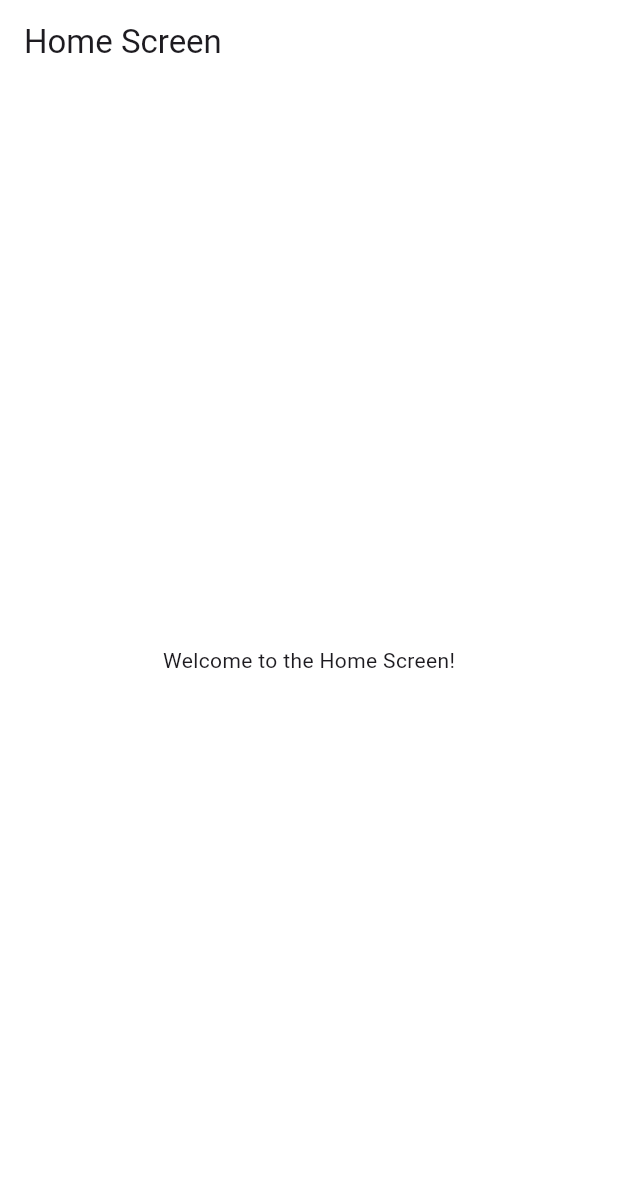
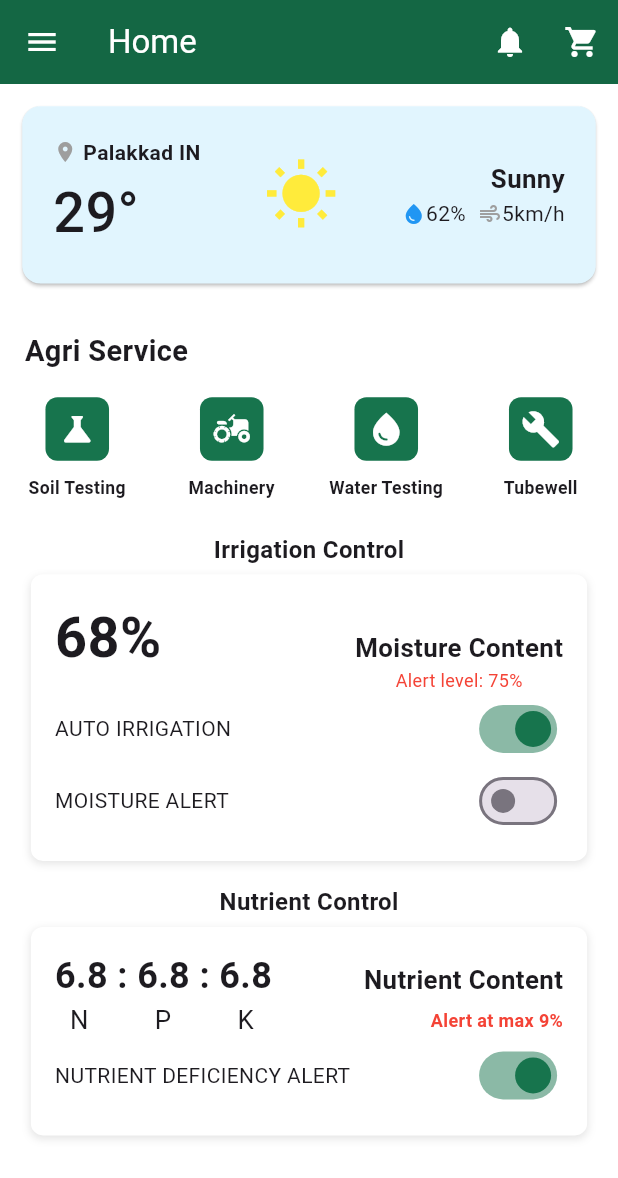
Before and after one commit to AnishHazra/Kisaan_Seva, a Flutter app: the screen it shows after launch, on a phone screen of 412 x 824 dp. Shown: the top 1178 px of the screen. Run offline on Flutter 3.47's test engine with Material 3 defaults, Android fonts, the phone set to English and light mode, and no system bars; our stand-ins replace get, google_fonts, responsive_sizer.

Commit message:
added weather, service, and control features

```diff
--- a/lib/screens/home_screen.dart
+++ b/lib/screens/home_screen.dart
@@ -1,4 +1,9 @@
 import 'package:flutter/material.dart';
+import 'package:kisaan_seva/main.dart';
+import 'package:kisaan_seva/widgets/agri_service_widget.dart';
+import 'package:kisaan_seva/widgets/farm_control_panel_widget.dart';
+import 'package:kisaan_seva/widgets/weather_widget.dart';
+import 'package:responsive_sizer/responsive_sizer.dart';
 
 class HomeScreen extends StatelessWidget {
   const HomeScreen({super.key});
@@ -7,10 +12,60 @@ class HomeScreen extends StatelessWidget {
   Widget build(BuildContext context) {
     return Scaffold(
       appBar: AppBar(
-        title: const Text('Home Screen'),
+        backgroundColor: Theme.of(context).darkGreen,
+        title: const Text(
+          'Home',
+          style: TextStyle(color: Colors.white),
+        ),
+        iconTheme: const IconThemeData(color: Colors.white),
+        actions: [
+          IconButton(
+            icon: const Icon(Icons.notifications),
+            onPressed: () {},
+          ),
+          IconButton(
+            icon: const Icon(Icons.shopping_cart),
+            onPressed: () {},
+          ),
+        ],
       ),
-      body: const Center(
-        child: Text('Welcome to the Home Screen!'),
+      drawer: const Drawer(
+        backgroundColor: Colors.white,
+      ),
+      body: SingleChildScrollView(
+        child: Column(
+          children: [
+            const WeatherWidget(),
+            Column(
+              crossAxisAlignment: CrossAxisAlignment.start,
+              children: [
+                Padding(
+                  padding: EdgeInsets.all(2.h),
+                  child: Text(
+                    'Agri Service',
+                    style: TextStyle(
+                      fontSize: 18.sp,
+                      fontWeight: FontWeight.bold,
+                    ),
+                  ),
+                ),
+                const Row(
+                  mainAxisAlignment: MainAxisAlignment.spaceAround,
+                  children: [
+                    AgriServiceWidget(
+                        icon: Icons.science, label: 'Soil Testing'),
+                    AgriServiceWidget(
+                        icon: Icons.agriculture, label: 'Machinery'),
+                    AgriServiceWidget(
+                        icon: Icons.water_drop, label: 'Water Testing'),
+                    AgriServiceWidget(icon: Icons.build, label: 'Tubewell'),
+                  ],
+                ),
+              ],
+            ),
+            const FarmControlPanelWidget(),
+          ],
+        ),
       ),
     );
   }
--- /dev/null
+++ b/lib/widgets/agri_service_widget.dart
@@ -0,0 +1,39 @@
+import 'package:flutter/material.dart';
+import 'package:kisaan_seva/main.dart';
+import 'package:responsive_sizer/responsive_sizer.dart';
+
+class AgriServiceWidget extends StatelessWidget {
+  final IconData icon;
+  final String label;
+
+  const AgriServiceWidget({super.key, required this.icon, required this.label});
+
+  @override
+  Widget build(BuildContext context) {
+    return SizedBox(
+      width: 20.w,
+      child: Column(
+        children: [
+          Container(
+            padding: const EdgeInsets.all(8),
+            decoration: BoxDecoration(
+              color: Theme.of(context).lightGreen,
+              borderRadius: BorderRadius.circular(8),
+            ),
+            child: Icon(
+              icon,
+              size: 3.2.h,
+              color: Colors.white,
+            ),
+          ),
+          const SizedBox(height: 10),
+          Text(
+            label,
+            textAlign: TextAlign.center,
+            style: TextStyle(fontSize: 14.sp, fontWeight: FontWeight.bold),
+          ),
+        ],
+      ),
+    );
+  }
+}
--- /dev/null
+++ b/lib/widgets/farm_control_panel_widget.dart
@@ -0,0 +1,178 @@
+import 'package:flutter/material.dart';
+import 'package:kisaan_seva/main.dart';
+import 'package:responsive_sizer/responsive_sizer.dart';
+
+class FarmControlPanelWidget extends StatefulWidget {
+  const FarmControlPanelWidget({super.key});
+
+  @override
+  _FarmControlPanelWidgetState createState() => _FarmControlPanelWidgetState();
+}
+
+class _FarmControlPanelWidgetState extends State<FarmControlPanelWidget> {
+  bool autoIrrigation = true;
+  bool moistureAlert = false;
+  bool nutrientAlert = true;
+
+  Widget _buildControlPanel(
+      {required String title, required List<Widget> children}) {
+    return Container(
+      margin: const EdgeInsets.only(bottom: 16),
+      padding: const EdgeInsets.all(16),
+      decoration: BoxDecoration(
+        color: Colors.white,
+        borderRadius: BorderRadius.circular(8),
+        boxShadow: [
+          BoxShadow(
+            color: Colors.black.withOpacity(0.1),
+            blurRadius: 4,
+            offset: const Offset(0, 2),
+          ),
+        ],
+      ),
+      child: Column(
+        crossAxisAlignment: CrossAxisAlignment.start,
+        children: [
+          // Text(title,
+          //     style:
+          //         const TextStyle(fontSize: 16, fontWeight: FontWeight.bold)),
+          // const SizedBox(height: 8),
+          ...children,
+        ],
+      ),
+    );
+  }
+
+  Widget _buildToggleSwitch(
+      {required String label,
+      required bool value,
+      required Function(bool) onChanged}) {
+    return Row(
+      mainAxisAlignment: MainAxisAlignment.spaceBetween,
+      children: [
+        Text(label),
+        Switch(
+          value: value,
+          onChanged: onChanged,
+          activeColor: Theme.of(context).lightGreen,
+        ),
+      ],
+    );
+  }
+
+  @override
+  Widget build(BuildContext context) {
+    return Padding(
+      padding: EdgeInsets.all(2.5.h),
+      child: Column(
+        children: [
+          const Text(
+            "Irrigation Control",
+            style: TextStyle(
+              fontSize: 16,
+              fontWeight: FontWeight.bold,
+            ),
+          ),
+          const SizedBox(height: 5),
+          _buildControlPanel(
+            title: 'IRRIGATION CONTROL',
+            children: [
+              Row(
+                crossAxisAlignment: CrossAxisAlignment.baseline,
+                textBaseline: TextBaseline.alphabetic,
+                children: [
+                  Text(
+                    '68%',
+                    style: TextStyle(
+                      fontSize: 25.sp,
+                      fontWeight: FontWeight.bold,
+                    ),
+                  ),
+                  const Spacer(),
+                  Column(
+                    children: [
+                      Text(
+                        'Moisture Content',
+                        style: TextStyle(
+                          fontSize: 17.sp,
+                          fontWeight: FontWeight.bold,
+                        ),
+                      ),
+                      const Text('Alert level: 75%',
+                          style: TextStyle(color: Colors.red, fontSize: 12)),
+                    ],
+                  ),
+                ],
+              ),
+              _buildToggleSwitch(
+                label: 'AUTO IRRIGATION',
+                value: autoIrrigation,
+                onChanged: (value) => setState(() => autoIrrigation = value),
+              ),
+              _buildToggleSwitch(
+                label: 'MOISTURE ALERT',
+                value: moistureAlert,
+                onChanged: (value) => setState(() => moistureAlert = value),
+              ),
+            ],
+          ),
+          const Text(
+            "Nutrient Control",
+            style: TextStyle(
+              fontSize: 16,
+              fontWeight: FontWeight.bold,
+            ),
+          ),
+          const SizedBox(height: 5),
+          _buildControlPanel(
+            title: 'NUTRIENT CONTROL',
+            children: [
+              Row(
+                crossAxisAlignment: CrossAxisAlignment.baseline,
+                textBaseline: TextBaseline.alphabetic,
+                children: [
+                  const Text('6.8 : 6.8 : 6.8',
+                      style:
+                          TextStyle(fontSize: 24, fontWeight: FontWeight.bold)),
+                  const Spacer(),
+                  Text(
+                    'Nutrient Content',
+                    style: TextStyle(
+                      fontSize: 17.sp,
+                      fontWeight: FontWeight.bold,
+                    ),
+                  ),
+                ],
+              ),
+              Row(
+                children: [
+                  Text(
+                    "N P K",
+                    style: TextStyle(
+                      fontSize: 17.sp,
+                      letterSpacing: 20,
+                    ),
+                  ),
+                  const Spacer(),
+                  const Text(
+                    'Alert at max 9%',
+                    style: TextStyle(
+                      color: Colors.red,
+                      fontSize: 12,
+                      fontWeight: FontWeight.bold,
+                    ),
+                  ),
+                ],
+              ),
+              _buildToggleSwitch(
+                label: 'NUTRIENT DEFICIENCY ALERT',
+                value: nutrientAlert,
+                onChanged: (value) => setState(() => nutrientAlert = value),
+              ),
+            ],
+          ),
+        ],
+      ),
+    );
+  }
+}
--- /dev/null
+++ b/lib/widgets/weather_widget.dart
@@ -0,0 +1,69 @@
+import 'package:flutter/material.dart';
+import 'package:responsive_sizer/responsive_sizer.dart';
+
+class WeatherWidget extends StatelessWidget {
+  const WeatherWidget({super.key});
+
+  @override
+  Widget build(BuildContext context) {
+    return Card(
+      margin: EdgeInsets.all(1.8.h),
+      color: Colors.lightBlue[50],
+      child: Padding(
+        padding: EdgeInsets.all(2.5.h),
+        child: Row(
+          mainAxisAlignment: MainAxisAlignment.spaceBetween,
+          children: [
+            Column(
+              crossAxisAlignment: CrossAxisAlignment.start,
+              children: [
+                const Row(
+                  children: [
+                    Icon(Icons.location_on, size: 16, color: Colors.grey),
+                    SizedBox(width: 4),
+                    Text(
+                      'Palakkad IN',
+                      style: TextStyle(
+                        fontWeight: FontWeight.bold,
+                      ),
+                    ),
+                  ],
+                ),
+                const SizedBox(height: 4),
+                Text(
+                  '29°',
+                  style: TextStyle(
+                    fontSize: 25.sp,
+                    fontWeight: FontWeight.w500,
+                  ),
+                ),
+              ],
+            ),
+            Icon(Icons.wb_sunny, size: 6.h, color: Colors.yellow),
+            Column(
+              crossAxisAlignment: CrossAxisAlignment.end,
+              children: [
+                Text(
+                  'Sunny',
+                  style: TextStyle(
+                    fontSize: 17.sp,
+                    fontWeight: FontWeight.bold,
+                  ),
+                ),
+                const Row(
+                  children: [
+                    Icon(Icons.water_drop, size: 16, color: Colors.blue),
+                    Text('62%'),
+                    SizedBox(width: 8),
+                    Icon(Icons.air, size: 16, color: Colors.grey),
+                    Text('5km/h'),
+                  ],
+                ),
+              ],
+            ),
+          ],
+        ),
+      ),
+    );
+  }
+}
```
